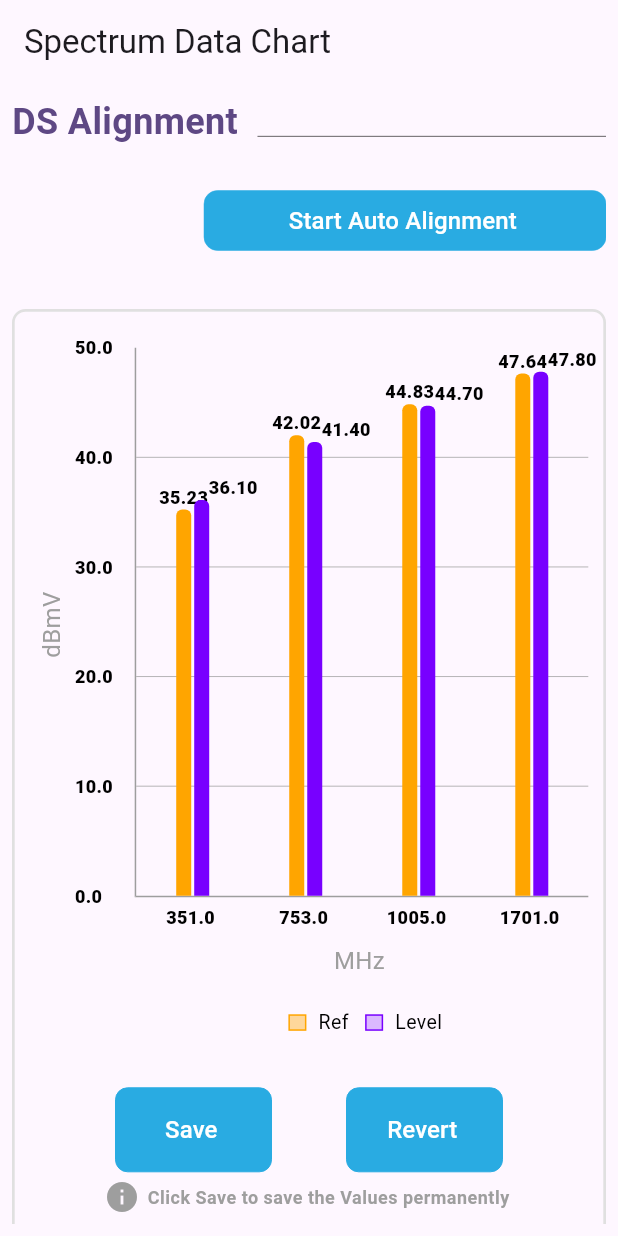
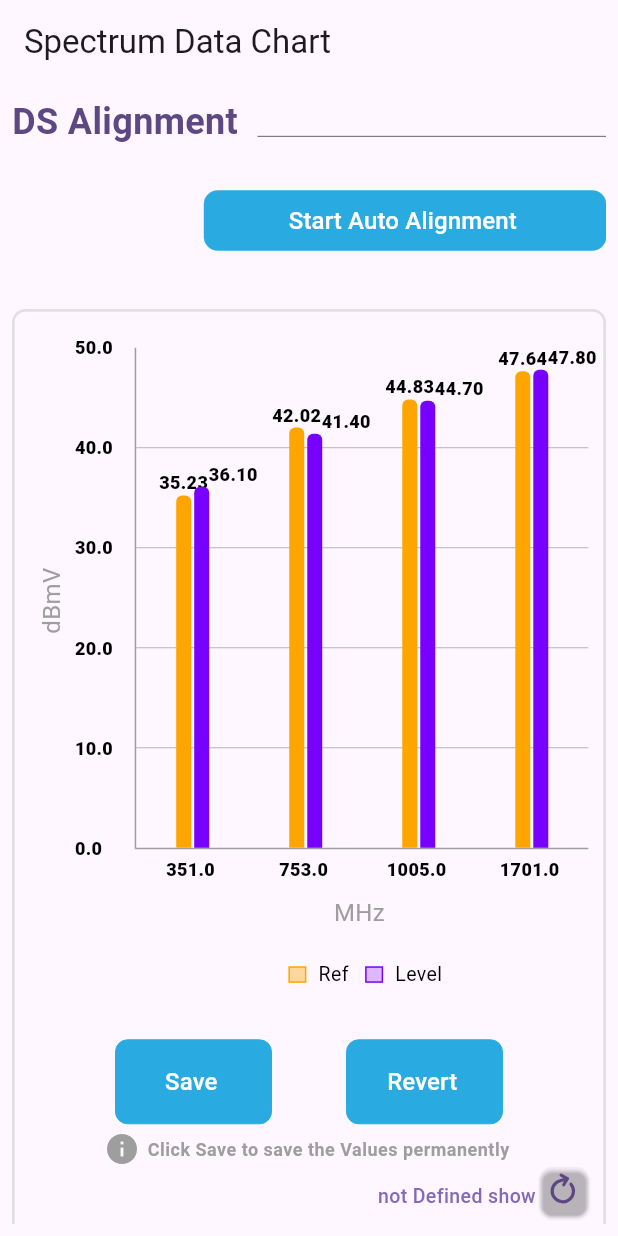
Before and after one commit to justsaagar/custom-packages, a Flutter app: the screen it shows after launch, on a phone screen of 412 x 824 dp. Run offline on Flutter 3.47's test engine with Material 3 defaults, Android fonts, the light colour scheme and no system bars; drawn by our look-alikes of fl_chart, toastification; our stand-ins replace lottie.

Commit message:
change:- onpressed nullale

```diff
--- a/spectrum_bar_chart/lib/source/pages/spectrum_bar_chart.dart
+++ b/spectrum_bar_chart/lib/source/pages/spectrum_bar_chart.dart
@@ -25,8 +25,8 @@ class SpectrumChartItem {
 
 class SpectrumBarChartDependencies {
   final bool isSwitchOfAuto;
-  final VoidCallback saveButtonPressed;
-  final VoidCallback revertButtonPressed;
+  final VoidCallback? saveButtonPressed;
+  final VoidCallback? revertButtonPressed;
   final double maximumYAxisValue;
   final double minimumYAxisValue;
   final String xAxisTitle;
@@ -35,7 +35,7 @@ class SpectrumBarChartDependencies {
   final bool spectrumApiStatus;
   final bool isStartDownStream;
   final String? downStreamAutoAlignmentError;
-  final VoidCallback startAutoButtonPressed;
+  final VoidCallback? startAutoButtonPressed;
   final bool saveRevertApiStatusOfAutoAlign;
 
 
@@ -352,7 +352,7 @@ class SpectrumBarChart extends StatelessWidget {
               ),
             ),
           ],
-          // refreshingBar(),
+          refreshingBar(),
         ],
       ),
     );
```
